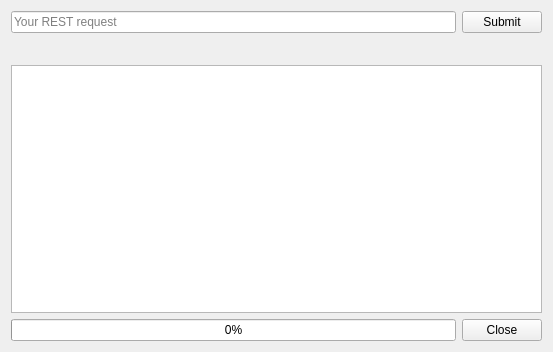
pfaivre/Restic, file mainwindow.ui: the form before one commit.
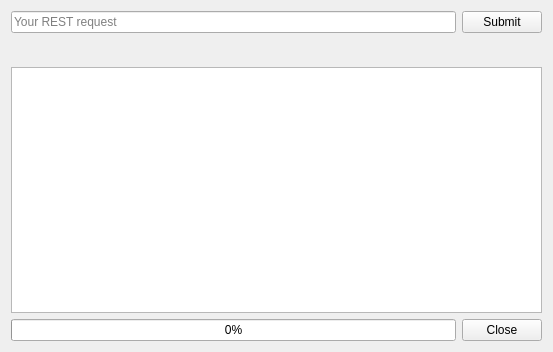
The form after the commit.

Commit message: Colors and comments

Patch:
```diff
--- a/mainwindow.ui
+++ b/mainwindow.ui
@@ -39,7 +39,7 @@
        <widget class="QLabel" name="label">
         <property name="font">
          <font>
-          <pointsize>13</pointsize>
+          <pointsize>14</pointsize>
          </font>
         </property>
         <property name="text">
```
The commit also changes 2 other files.
